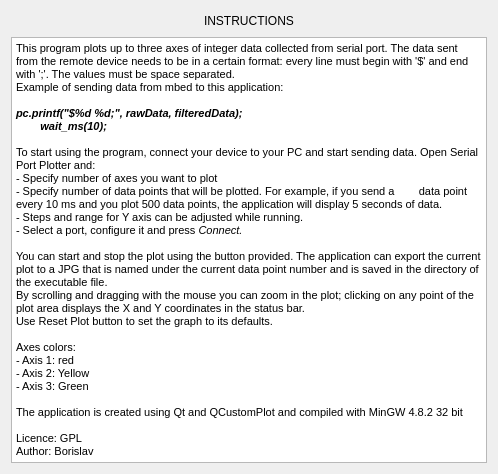
Above: helpwindow.ui from cuquito123/serial_port_plotter-NOV25 before the change. Below: the same form after it.
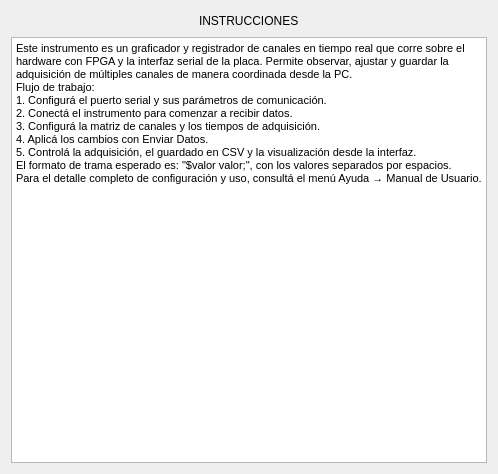
That is the form after the change.

Commit message:
Translate help window instructions to Spanish
Updates `helpwindow.ui` to localize the help header and body text from English to Spanish. The new content replaces generic plotting instructions with a workflow tailored to the FPGA serial instrument, including setup steps, data frame format, and a pointer to the user manual.

```diff
--- a/helpwindow.ui
+++ b/helpwindow.ui
@@ -32,7 +32,7 @@
      <item>
       <widget class="QLabel" name="label">
        <property name="text">
-        <string>INSTRUCTIONS</string>
+            <string>INSTRUCCIONES</string>
        </property>
       </widget>
      </item>
@@ -56,33 +56,18 @@
      <property name="html">
       <string>&lt;!DOCTYPE HTML PUBLIC &quot;-//W3C//DTD HTML 4.0//EN&quot; &quot;http://www.w3.org/TR/REC-html40/strict.dtd&quot;&gt;
 &lt;html&gt;&lt;head&gt;&lt;meta name=&quot;qrichtext&quot; content=&quot;1&quot; /&gt;&lt;style type=&quot;text/css&quot;&gt;
-p, li { white-space: pre-wrap; }
+      p, li { white-space: pre-wrap; }
 &lt;/style&gt;&lt;/head&gt;&lt;body style=&quot; font-family:'MS Shell Dlg 2'; font-size:8.25pt; font-weight:400; font-style:normal;&quot;&gt;
-&lt;p style=&quot; margin-top:0px; margin-bottom:0px; margin-left:0px; margin-right:0px; -qt-block-indent:0; text-indent:0px;&quot;&gt;&lt;span style=&quot; font-size:8pt;&quot;&gt;This program plots up to three axes of integer data collected from serial port. The data sent from the remote device needs to be in a certain format: every line must begin with '$' and end with ';'. The values must be space separated.&lt;/span&gt;&lt;/p&gt;
-&lt;p style=&quot; margin-top:0px; margin-bottom:0px; margin-left:0px; margin-right:0px; -qt-block-indent:0; text-indent:0px;&quot;&gt;&lt;span style=&quot; font-size:8pt;&quot;&gt;Example of sending data from mbed to this application:&lt;/span&gt;&lt;/p&gt;
-&lt;p style=&quot;-qt-paragraph-type:empty; margin-top:0px; margin-bottom:0px; margin-left:0px; margin-right:0px; -qt-block-indent:0; text-indent:0px; font-size:8pt;&quot;&gt;&lt;br /&gt;&lt;/p&gt;
-&lt;p style=&quot; margin-top:0px; margin-bottom:0px; margin-left:0px; margin-right:0px; -qt-block-indent:0; text-indent:0px;&quot;&gt;&lt;span style=&quot; font-size:8pt; font-weight:600; font-style:italic;&quot;&gt;pc.printf(&amp;quot;$%d %d;&amp;quot;, rawData, filteredData);&lt;/span&gt;&lt;/p&gt;
-&lt;p style=&quot; margin-top:0px; margin-bottom:0px; margin-left:0px; margin-right:0px; -qt-block-indent:0; text-indent:0px;&quot;&gt;&lt;span style=&quot; font-size:8pt; font-weight:600; font-style:italic;&quot;&gt;        wait_ms(10);&lt;/span&gt;&lt;/p&gt;
-&lt;p style=&quot;-qt-paragraph-type:empty; margin-top:0px; margin-bottom:0px; margin-left:0px; margin-right:0px; -qt-block-indent:0; text-indent:0px; font-size:8pt;&quot;&gt;&lt;br /&gt;&lt;/p&gt;
-&lt;p style=&quot; margin-top:0px; margin-bottom:0px; margin-left:0px; margin-right:0px; -qt-block-indent:0; text-indent:0px;&quot;&gt;&lt;span style=&quot; font-size:8pt;&quot;&gt;To start using the program, connect your device to your PC and start sending data. Open Serial Port Plotter and:&lt;/span&gt;&lt;/p&gt;
-&lt;p style=&quot; margin-top:0px; margin-bottom:0px; margin-left:0px; margin-right:0px; -qt-block-indent:0; text-indent:0px;&quot;&gt;&lt;span style=&quot; font-size:8pt;&quot;&gt;- Specify number of axes you want to plot&lt;/span&gt;&lt;/p&gt;
-&lt;p style=&quot; margin-top:0px; margin-bottom:0px; margin-left:0px; margin-right:0px; -qt-block-indent:0; text-indent:0px;&quot;&gt;&lt;span style=&quot; font-size:8pt;&quot;&gt;- Specify number of data points that will be plotted. For example, if you send a        data point every 10 ms and you plot 500 data points, the application will display 5 seconds of data. &lt;/span&gt;&lt;/p&gt;
-&lt;p style=&quot; margin-top:0px; margin-bottom:0px; margin-left:0px; margin-right:0px; -qt-block-indent:0; text-indent:0px;&quot;&gt;&lt;span style=&quot; font-size:8pt;&quot;&gt;- Steps and range for Y axis can be adjusted while running.&lt;/span&gt;&lt;/p&gt;
-&lt;p style=&quot; margin-top:0px; margin-bottom:0px; margin-left:0px; margin-right:0px; -qt-block-indent:0; text-indent:0px;&quot;&gt;&lt;span style=&quot; font-size:8pt;&quot;&gt;- Select a port, configure it and press&lt;/span&gt;&lt;span style=&quot; font-size:8pt; font-style:italic;&quot;&gt; Connect.&lt;/span&gt;&lt;/p&gt;
-&lt;p style=&quot;-qt-paragraph-type:empty; margin-top:0px; margin-bottom:0px; margin-left:0px; margin-right:0px; -qt-block-indent:0; text-indent:0px; font-size:8pt; font-style:italic;&quot;&gt;&lt;br /&gt;&lt;/p&gt;
-&lt;p style=&quot; margin-top:0px; margin-bottom:0px; margin-left:0px; margin-right:0px; -qt-block-indent:0; text-indent:0px;&quot;&gt;&lt;span style=&quot; font-size:8pt;&quot;&gt;You can start and stop the plot using the button provided. The application can export the current plot to a JPG that is named under the current data point number and is saved in the directory of the executable file. &lt;/span&gt;&lt;/p&gt;
-&lt;p style=&quot; margin-top:0px; margin-bottom:0px; margin-left:0px; margin-right:0px; -qt-block-indent:0; text-indent:0px;&quot;&gt;&lt;span style=&quot; font-size:8pt;&quot;&gt;By scrolling and dragging with the mouse you can zoom in the plot; clicking on any point of the plot area displays the X and Y coordinates in the status bar. &lt;/span&gt;&lt;/p&gt;
-&lt;p style=&quot; margin-top:0px; margin-bottom:0px; margin-left:0px; margin-right:0px; -qt-block-indent:0; text-indent:0px;&quot;&gt;&lt;span style=&quot; font-size:8pt;&quot;&gt;Use Reset Plot button to set the graph to its defaults. &lt;/span&gt;&lt;/p&gt;
-&lt;p style=&quot;-qt-paragraph-type:empty; margin-top:0px; margin-bottom:0px; margin-left:0px; margin-right:0px; -qt-block-indent:0; text-indent:0px; font-size:8pt;&quot;&gt;&lt;br /&gt;&lt;/p&gt;
-&lt;p style=&quot; margin-top:0px; margin-bottom:0px; margin-left:0px; margin-right:0px; -qt-block-indent:0; text-indent:0px;&quot;&gt;&lt;span style=&quot; font-size:8pt;&quot;&gt;Axes colors:&lt;/span&gt;&lt;/p&gt;
-&lt;p style=&quot; margin-top:0px; margin-bottom:0px; margin-left:0px; margin-right:0px; -qt-block-indent:0; text-indent:0px;&quot;&gt;&lt;span style=&quot; font-size:8pt;&quot;&gt;- Axis 1: red&lt;/span&gt;&lt;/p&gt;
-&lt;p style=&quot; margin-top:0px; margin-bottom:0px; margin-left:0px; margin-right:0px; -qt-block-indent:0; text-indent:0px;&quot;&gt;&lt;span style=&quot; font-size:8pt;&quot;&gt;- Axis 2: Yellow&lt;/span&gt;&lt;/p&gt;
-&lt;p style=&quot; margin-top:0px; margin-bottom:0px; margin-left:0px; margin-right:0px; -qt-block-indent:0; text-indent:0px;&quot;&gt;&lt;span style=&quot; font-size:8pt;&quot;&gt;- Axis 3: Green&lt;/span&gt;&lt;/p&gt;
-&lt;p style=&quot;-qt-paragraph-type:empty; margin-top:0px; margin-bottom:0px; margin-left:0px; margin-right:0px; -qt-block-indent:0; text-indent:0px; font-size:8pt;&quot;&gt;&lt;br /&gt;&lt;/p&gt;
-&lt;p style=&quot; margin-top:0px; margin-bottom:0px; margin-left:0px; margin-right:0px; -qt-block-indent:0; text-indent:0px;&quot;&gt;&lt;span style=&quot; font-size:8pt;&quot;&gt;The application is created using Qt and QCustomPlot and compiled with MinGW 4.8.2 32 bit&lt;/span&gt;&lt;/p&gt;
-&lt;p style=&quot;-qt-paragraph-type:empty; margin-top:0px; margin-bottom:0px; margin-left:0px; margin-right:0px; -qt-block-indent:0; text-indent:0px; font-size:8pt;&quot;&gt;&lt;br /&gt;&lt;/p&gt;
-&lt;p style=&quot; margin-top:0px; margin-bottom:0px; margin-left:0px; margin-right:0px; -qt-block-indent:0; text-indent:0px;&quot;&gt;&lt;span style=&quot; font-size:8pt;&quot;&gt;Licence: GPL&lt;/span&gt;&lt;/p&gt;
-&lt;p style=&quot; margin-top:0px; margin-bottom:0px; margin-left:0px; margin-right:0px; -qt-block-indent:0; text-indent:0px;&quot;&gt;&lt;span style=&quot; font-size:8pt;&quot;&gt;Author: Borislav&lt;/span&gt;&lt;/p&gt;&lt;/body&gt;&lt;/html&gt;</string>
+&lt;p style=&quot; margin-top:0px; margin-bottom:0px; margin-left:0px; margin-right:0px; -qt-block-indent:0; text-indent:0px;&quot;&gt;&lt;span style=&quot; font-size:8pt;&quot;&gt;Este instrumento es un graficador y registrador de canales en tiempo real que corre sobre el hardware con FPGA y la interfaz serial de la placa. Permite observar, ajustar y guardar la adquisición de múltiples canales de manera coordinada desde la PC.&lt;/span&gt;&lt;/p&gt;
+&lt;p style=&quot; margin-top:0px; margin-bottom:0px; margin-left:0px; margin-right:0px; -qt-block-indent:0; text-indent:0px;&quot;&gt;&lt;span style=&quot; font-size:8pt;&quot;&gt;Flujo de trabajo:&lt;/span&gt;&lt;/p&gt;
+&lt;p style=&quot; margin-top:0px; margin-bottom:0px; margin-left:0px; margin-right:0px; -qt-block-indent:0; text-indent:0px;&quot;&gt;&lt;span style=&quot; font-size:8pt;&quot;&gt;1. Configurá el puerto serial y sus parámetros de comunicación.&lt;/span&gt;&lt;/p&gt;
+&lt;p style=&quot; margin-top:0px; margin-bottom:0px; margin-left:0px; margin-right:0px; -qt-block-indent:0; text-indent:0px;&quot;&gt;&lt;span style=&quot; font-size:8pt;&quot;&gt;2. Conectá el instrumento para comenzar a recibir datos.&lt;/span&gt;&lt;/p&gt;
+&lt;p style=&quot; margin-top:0px; margin-bottom:0px; margin-left:0px; margin-right:0px; -qt-block-indent:0; text-indent:0px;&quot;&gt;&lt;span style=&quot; font-size:8pt;&quot;&gt;3. Configurá la matriz de canales y los tiempos de adquisición.&lt;/span&gt;&lt;/p&gt;
+&lt;p style=&quot; margin-top:0px; margin-bottom:0px; margin-left:0px; margin-right:0px; -qt-block-indent:0; text-indent:0px;&quot;&gt;&lt;span style=&quot; font-size:8pt;&quot;&gt;4. Aplicá los cambios con Enviar Datos.&lt;/span&gt;&lt;/p&gt;
+&lt;p style=&quot; margin-top:0px; margin-bottom:0px; margin-left:0px; margin-right:0px; -qt-block-indent:0; text-indent:0px;&quot;&gt;&lt;span style=&quot; font-size:8pt;&quot;&gt;5. Controlá la adquisición, el guardado en CSV y la visualización desde la interfaz.&lt;/span&gt;&lt;/p&gt;
+&lt;p style=&quot; margin-top:0px; margin-bottom:0px; margin-left:0px; margin-right:0px; -qt-block-indent:0; text-indent:0px;&quot;&gt;&lt;span style=&quot; font-size:8pt;&quot;&gt;El formato de trama esperado es: &amp;quot;$valor valor;&amp;quot;, con los valores separados por espacios.&lt;/span&gt;&lt;/p&gt;
+&lt;p style=&quot; margin-top:0px; margin-bottom:0px; margin-left:0px; margin-right:0px; -qt-block-indent:0; text-indent:0px;&quot;&gt;&lt;span style=&quot; font-size:8pt;&quot;&gt;Para el detalle completo de configuración y uso, consultá el menú Ayuda &amp;rarr; Manual de Usuario.&lt;/span&gt;&lt;/p&gt;
+&lt;/body&gt;&lt;/html&gt;</string>
      </property>
     </widget>
    </item>
```
